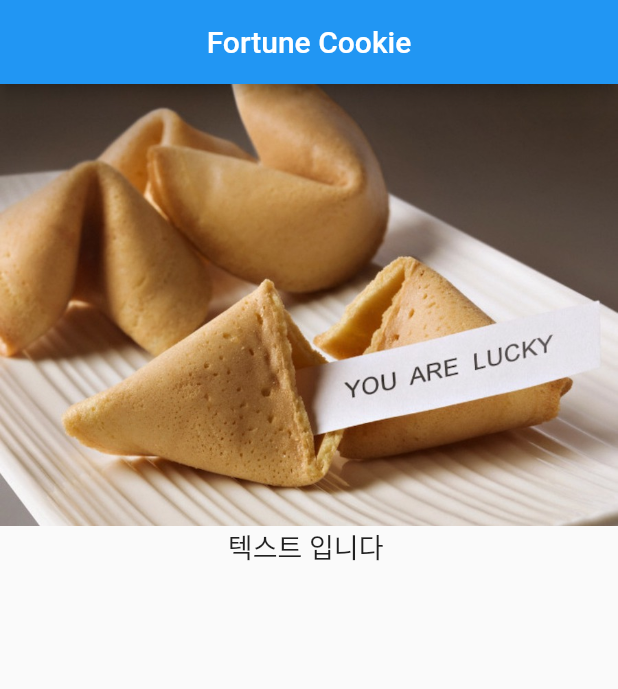
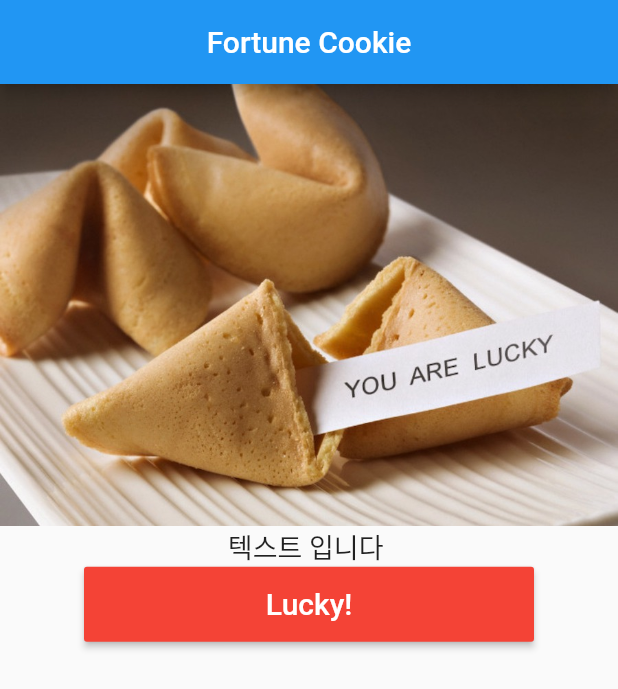
Before and after one commit to jyjeong620/fortune_cookie_app, a Flutter app: the screen it shows after launch, on a phone screen of 412 x 824 dp. Shown: the top 689 px of the screen. Run offline on Flutter 3.47's test engine with Material 2 defaults, Android fonts, the phone set to English and light mode, and no system bars.

Commit message:
feat: 버튼 추가

```diff
--- a/lib/home_page.dart
+++ b/lib/home_page.dart
@@ -19,8 +19,6 @@ class _HomePageState extends State<HomePage> {
       appBar: AppBar(
         title: const Center(child: Text("Fortune Cookie")),
       ),
-      // TODO: 6. 텍스트 아래에 붉은색 버튼(가로 300, 높이 50)을 추가해주세요. (Hint! Column을 사용하세요.)
-      // TODO: 7. 버튼 텍스트는 Lucky!로, 글자 크기를 20, 색상을 흰색으로 설정해주세요.
 
       // TODO: 17. 버튼이 클릭되면 텍스트 메시지가 업데이트되도록 처리해주세요. (Hint! 상태 갱신은 setState 메서드를 사용하세요.)
       body: Column(children: [
@@ -28,6 +26,18 @@ class _HomePageState extends State<HomePage> {
         const Text(
           "텍스트 입니다 ",
           style: TextStyle(fontSize: 18),
+        ),
+        SizedBox(
+          width: 300,
+          height: 50,
+          child: MaterialButton(
+            onPressed: () {},
+            color: Colors.red,
+            child: const Text(
+              "Lucky!",
+              style: TextStyle(color: Colors.white, fontSize: 20),
+            ),
+          ),
         )
       ]),
     );
```
